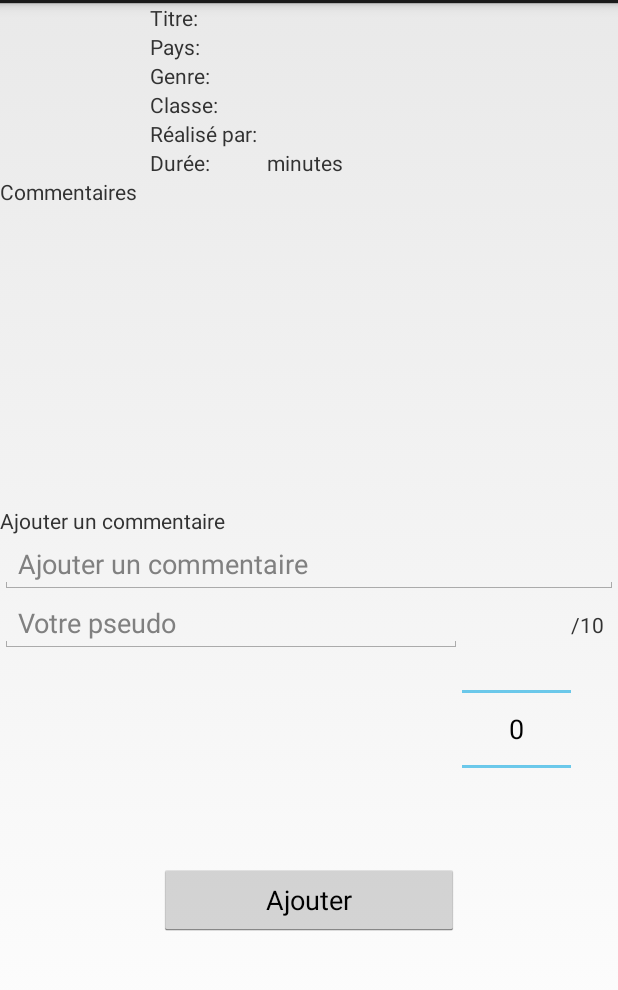
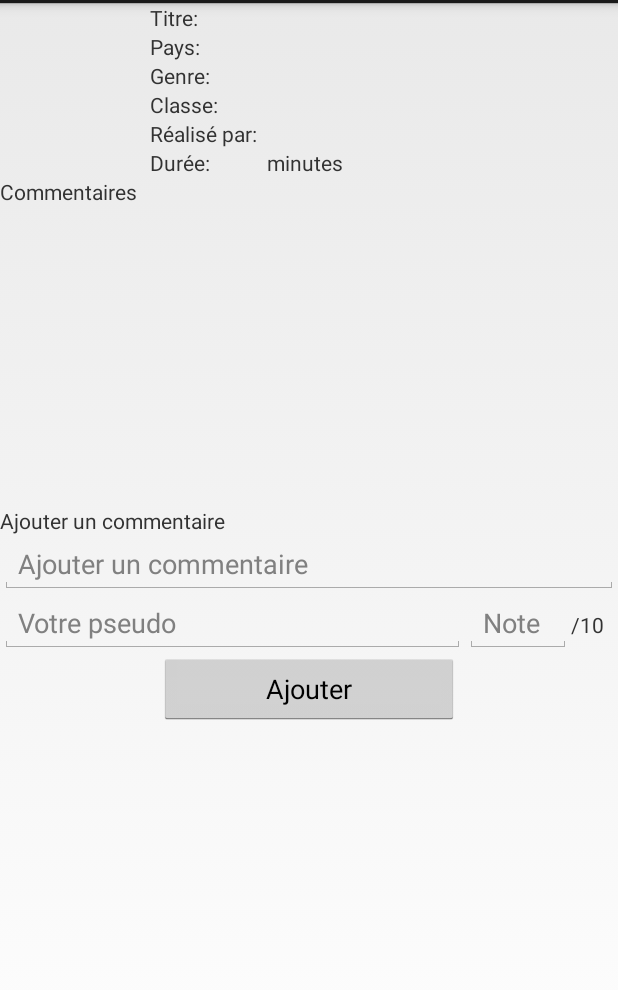
Before and after one commit to leptitab/Cinecho, an Android app: the layout fragment_detail_film.xml on its own in the app's theme, with its tools: preview values and no code run, on a phone screen of 412 x 824 dp, the part 69-1059 px from its top. Run offline under Robolectric (Android 15) with nearby library versions, the phone set to English and light mode, and no system bars.

Commit message:
Commit final
pleins de shits todo

```diff
--- a/app/src/main/java/ca/qc/cstj/android/cinecho/adapters/CommentaireAdapter.java
+++ b/app/src/main/java/ca/qc/cstj/android/cinecho/adapters/CommentaireAdapter.java
@@ -45,7 +45,7 @@ public class CommentaireAdapter extends ArrayAdapter<Commentaire> {
 
         if(convertView == null) {
 
-            convertView = mInflater.inflate(R.layout.listitem_horaire, null, true);
+            convertView = mInflater.inflate(R.layout.listitem_commentaire, null, true);
             commentaireViewHolder = new CommentaireViewHolder();
             commentaireViewHolder.auteurCommentaire = (TextView) convertView.findViewById(R.id.auteurCommentaire);
             commentaireViewHolder.commentaireCommentaire = (TextView) convertView.findViewById(R.id.commentaireCommentaire);
@@ -61,7 +61,7 @@ public class CommentaireAdapter extends ArrayAdapter<Commentaire> {
 
         Commentaire commentaire = getItem(position);
 
-        commentaireViewHolder.noteCommentaire.setText(commentaire.getNote());
+        commentaireViewHolder.noteCommentaire.setText(String.valueOf(commentaire.getNote()));
         commentaireViewHolder.dateCommentaire.setText(commentaire.getDateCommentaire().toString());
         commentaireViewHolder.commentaireCommentaire.setText(commentaire.getTexte());
         commentaireViewHolder.auteurCommentaire.setText(commentaire.getAuteur());
--- a/app/src/main/java/ca/qc/cstj/android/cinecho/models/Commentaire.java
+++ b/app/src/main/java/ca/qc/cstj/android/cinecho/models/Commentaire.java
@@ -28,7 +28,7 @@ public class Commentaire {
         auteur = jsonObject.getAsJsonPrimitive("auteur").getAsString();
         texte = jsonObject.getAsJsonPrimitive("texte").getAsString();
         note = jsonObject.getAsJsonPrimitive("note").getAsInt();
-        dateCommentaire = DateParser.ParseIso(jsonObject.getAsJsonPrimitive("dateCommentaire").getAsString());
+        dateCommentaire = DateParser.ParseIso(jsonObject.getAsJsonPrimitive("dateHeure").getAsString());
     }
 
     public JsonObject toJson()
@@ -38,7 +38,7 @@ public class Commentaire {
         json.addProperty("auteur",auteur);
         json.addProperty("texte",texte);
         json.addProperty("note",note);
-        json.addProperty("dateCommentaire",dateCommentaire.toString());
+        json.addProperty("dateHeure",dateCommentaire.toString());
 
         return json;
     }
--- a/app/src/main/res/layout/fragment_detail_film.xml
+++ b/app/src/main/res/layout/fragment_detail_film.xml
@@ -137,7 +137,7 @@
                 android:hint="Votre pseudo"
                 android:layout_weight="20"/>
 
-            <NumberPicker
+            <EditText
                 android:id="@+id/txtNote"
                 android:layout_width="wrap_content"
                 android:layout_height="wrap_content"
--- a/app/src/main/res/layout/listitem_commentaire.xml
+++ b/app/src/main/res/layout/listitem_commentaire.xml
@@ -10,7 +10,7 @@
     <LinearLayout
         android:layout_width="match_parent"
         android:layout_height="wrap_content"
-        android:orientation="horizontal">
+        android:orientation="vertical">
         <TextView
             android:id="@+id/noteCommentaire"
             android:layout_width="wrap_content"
```
